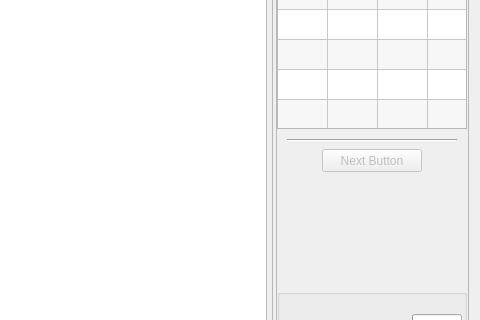
Above: mainwindow.ui from juampi92/TEG before the change; both pictures show x 544 to 1024 and y 116 to 436 of the 1024 by 768 pixel window. Below: the same form after it.
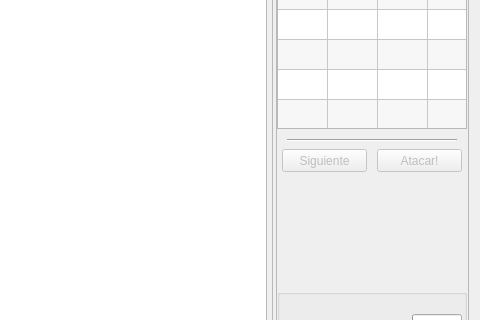
That is the form after the change. Icons and pictures are not drawn.

Patch:
```diff
--- a/mainwindow.ui
+++ b/mainwindow.ui
@@ -318,14 +318,14 @@
         </property>
         <property name="geometry">
          <rect>
-          <x>50</x>
+          <x>10</x>
           <y>230</y>
-          <width>100</width>
+          <width>85</width>
           <height>23</height>
          </rect>
         </property>
         <property name="text">
-         <string>Next Button</string>
+         <string>Siguiente</string>
         </property>
        </widget>
        <widget class="QTableWidget" name="playerInfo">
@@ -569,6 +569,25 @@
          </property>
         </widget>
        </widget>
+       <widget class="QPushButton" name="btnAttack">
+        <property name="enabled">
+         <bool>false</bool>
+        </property>
+        <property name="geometry">
+         <rect>
+          <x>105</x>
+          <y>230</y>
+          <width>85</width>
+          <height>23</height>
+         </rect>
+        </property>
+        <property name="text">
+         <string>Atacar!</string>
+        </property>
+        <property name="flat">
+         <bool>false</bool>
+        </property>
+       </widget>
        <zorder>atackFrame</zorder>
        <zorder>stageLabel</zorder>
        <zorder>playersTable</zorder>
```
Left out of the diff: 1 changed line with no effect on the pictures.
